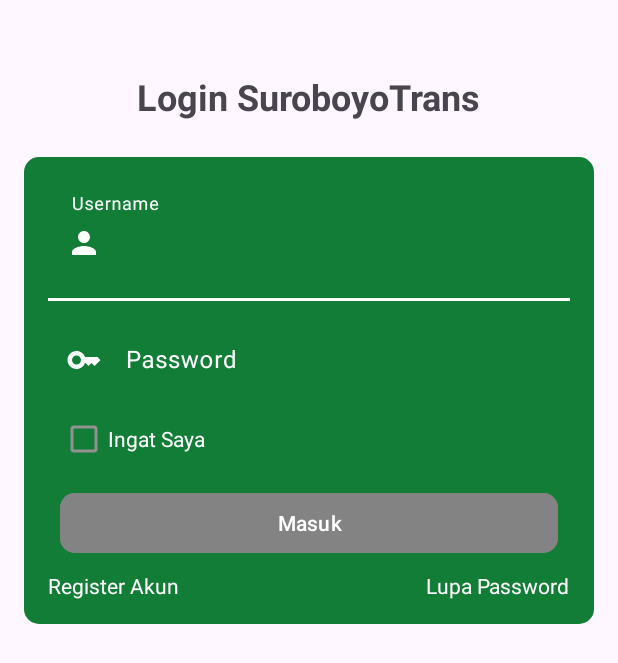
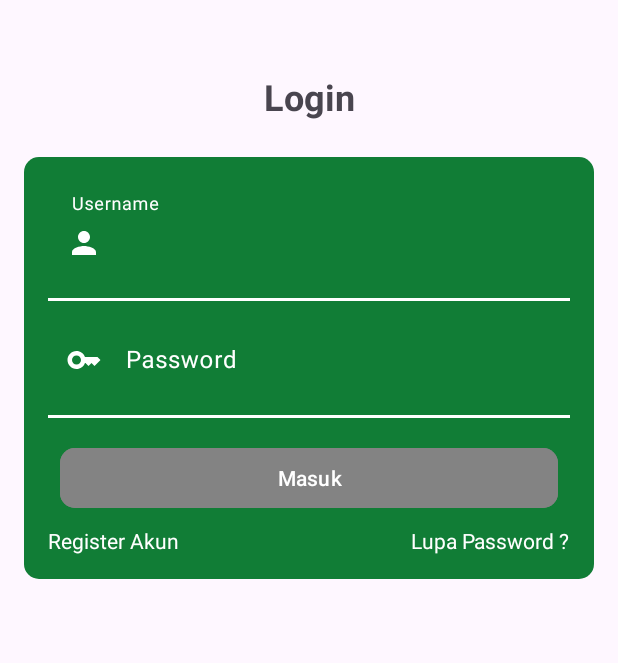
Before and after one commit to jessymarcelyn/manpro_kel5, an Android app: the login screen opened directly, with no data from a screen before it, on a phone screen of 412 x 824 dp. Shown: the top 663 px of the screen. Run offline under Robolectric (Android 15) with nearby library versions, the phone set to English and light mode, and no system bars.

Commit message:
Revisi login page, SelectRoute;SelectLocation color input text

```diff
--- a/app/src/main/res/layout/activity_login.xml
+++ b/app/src/main/res/layout/activity_login.xml
@@ -12,7 +12,7 @@
         android:layout_width="wrap_content"
         android:layout_height="wrap_content"
         android:layout_marginTop="48dp"
-        android:text="Login SuroboyoTrans"
+        android:text="Login"
         android:textSize="24sp"
         android:textStyle="bold"
         app:layout_constraintEnd_toEndOf="parent"
@@ -61,7 +61,7 @@
                     android:id="@+id/ti_username"
                     android:layout_width="match_parent"
                     android:layout_height="wrap_content"
-                    android:inputType="text"
+                    android:inputType="text|textPersonName"
                     android:textColor="#FFFFFF"
                     android:textColorLink="#FFFFFF" />
             </com.google.android.material.textfield.TextInputLayout>
@@ -103,24 +103,22 @@
                     android:id="@+id/ti_password"
                     android:layout_width="match_parent"
                     android:layout_height="wrap_content"
-                    android:inputType="text"
+                    android:inputType="text|textPassword"
                     android:textColor="#FFFFFF"
                     android:textColorLink="#FFFFFF" />
             </com.google.android.material.textfield.TextInputLayout>
 
-            <CheckBox
-                android:id="@+id/checkBox"
-                android:layout_width="wrap_content"
-                android:layout_height="wrap_content"
-                android:layout_marginStart="24dp"
+            <View
+                android:id="@+id/view6"
+                android:layout_width="0dp"
+                android:layout_height="2dp"
+                android:layout_marginStart="16dp"
                 android:layout_marginTop="8dp"
-                android:text="Ingat Saya"
-                android:textColor="@color/white"
-                android:textColorHint="#117D36"
-                android:theme="@style/colored_checkbox"
+                android:layout_marginEnd="16dp"
+                android:background="#FFFFFF"
+                app:layout_constraintEnd_toEndOf="parent"
                 app:layout_constraintStart_toStartOf="parent"
-                app:layout_constraintTop_toBottomOf="@+id/textInputLayout3"
-                app:useMaterialThemeColors="true" />
+                app:layout_constraintTop_toBottomOf="@+id/textInputLayout3" />
 
             <Button
                 android:id="@+id/button2"
@@ -134,7 +132,7 @@
                 app:cornerRadius="10dp"
                 app:layout_constraintEnd_toEndOf="parent"
                 app:layout_constraintStart_toStartOf="parent"
-                app:layout_constraintTop_toBottomOf="@+id/checkBox" />
+                app:layout_constraintTop_toBottomOf="@+id/view6" />
 
             <TextView
                 android:id="@+id/textView6"
@@ -156,7 +154,7 @@
                 android:layout_marginTop="8dp"
                 android:layout_marginEnd="16dp"
                 android:layout_marginBottom="16dp"
-                android:text="Lupa Password"
+                android:text="Lupa Password ?"
                 android:textColor="#FFFFFF"
                 app:layout_constraintBottom_toBottomOf="parent"
                 app:layout_constraintEnd_toEndOf="parent"
--- a/app/src/main/res/layout/activity_select_location.xml
+++ b/app/src/main/res/layout/activity_select_location.xml
@@ -69,17 +69,21 @@
                 android:layout_width="match_parent"
                 android:layout_height="wrap_content"
                 android:layout_marginStart="16dp"
+                android:hint="Mau kemana?"
                 app:boxBackgroundColor="#FFFFFF"
                 app:boxCornerRadiusBottomStart="10dp"
                 app:boxCornerRadiusTopStart="10dp"
                 app:boxStrokeWidth="0dp"
-                app:boxStrokeWidthFocused="0dp">
+                app:boxStrokeWidthFocused="0dp"
+                app:hintTextColor="#000000">
 
                 <com.google.android.material.textfield.TextInputEditText
                     android:id="@+id/searchText"
                     android:layout_width="match_parent"
                     android:layout_height="wrap_content"
-                    android:hint="Mau kemana?" />
+                    android:textColor="@color/black"
+                    android:textColorHint="@color/navigationBarColor"
+                    android:textColorLink="@color/white" />
             </com.google.android.material.textfield.TextInputLayout>
 
         </LinearLayout>
--- a/app/src/main/res/layout/activity_selectrute.xml
+++ b/app/src/main/res/layout/activity_selectrute.xml
@@ -68,6 +68,8 @@
                 android:layout_width="match_parent"
                 android:layout_height="wrap_content"
                 android:layout_marginStart="16dp"
+                android:hint="Mau kemana?"
+                android:textColorHint="#000000"
                 app:boxBackgroundColor="#FFFFFF"
                 app:boxCornerRadiusBottomStart="10dp"
                 app:boxCornerRadiusTopStart="10dp"
@@ -77,7 +79,8 @@
                 <com.google.android.material.textfield.TextInputEditText
                     android:layout_width="match_parent"
                     android:layout_height="wrap_content"
-                    android:hint="Mau kemana?"
+                    android:textColor="@color/black"
+                    android:textColorLink="@color/white"
                     android:textSize="16sp" />
             </com.google.android.material.textfield.TextInputLayout>
 
```
